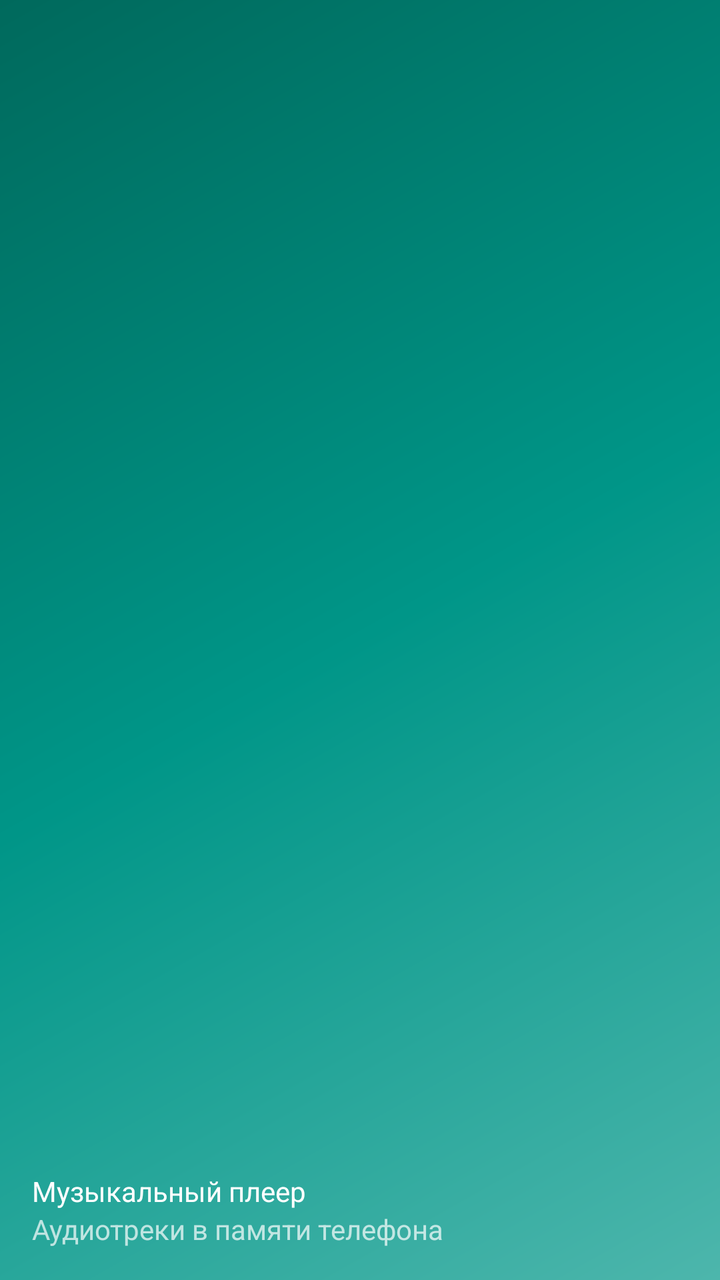
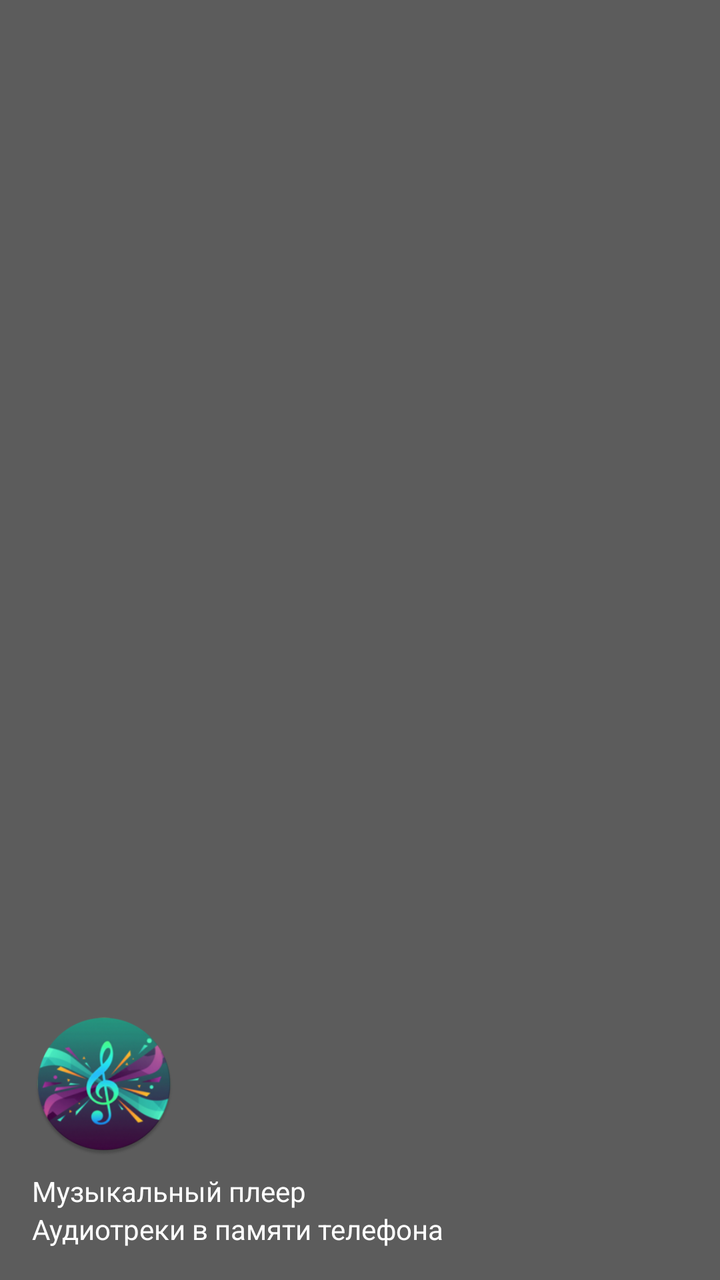

Screens rendered from an Android XML layout before and after an edit, with the pre-edit source and the edit as a unified diff.
<!-- AndroidManifest.xml: application theme Theme.MuzPleer -->
<!-- res/layout/nav_header_main.xml -->
<?xml version="1.0" encoding="utf-8"?>
<LinearLayout xmlns:android="http://schemas.android.com/apk/res/android"
    xmlns:app="http://schemas.android.com/apk/res-auto"
    android:layout_width="match_parent"
    android:layout_height="@dimen/nav_header_height"
    android:background="@drawable/side_nav_bar"
    android:gravity="bottom"
    android:orientation="vertical"
    android:paddingLeft="@dimen/activity_horizontal_margin"
    android:paddingTop="@dimen/activity_vertical_margin"
    android:paddingRight="@dimen/activity_horizontal_margin"
    android:paddingBottom="@dimen/activity_vertical_margin"
    android:theme="@style/ThemeOverlay.AppCompat.Dark">

    <ImageView
        android:id="@+id/imageView"
        android:layout_width="wrap_content"
        android:layout_height="wrap_content"
        android:contentDescription="@string/nav_header_desc"
        android:paddingTop="@dimen/nav_header_vertical_spacing"
        app:srcCompat="@mipmap/ic_launcher_round" />

    <TextView
        android:layout_width="match_parent"
        android:layout_height="wrap_content"
        android:paddingTop="@dimen/nav_header_vertical_spacing"
        android:text="@string/nav_header_title"
        android:textAppearance="@style/TextAppearance.AppCompat.Body1" />

    <TextView
        android:id="@+id/textView"
        android:layout_width="wrap_content"
        android:layout_height="wrap_content"
        android:text="@string/nav_header_subtitle" />
</LinearLayout>
<!-- resources referenced by this layout -->
<resources>
  <dimen name="activity_horizontal_margin">16dp</dimen>
  <dimen name="activity_vertical_margin">16dp</dimen>
  <dimen name="nav_header_height">176dp</dimen>
  <dimen name="nav_header_vertical_spacing">8dp</dimen>
  <!-- drawable side_nav_bar (drawable) -->
  <shape xmlns:android="http://schemas.android.com/apk/res/android"
      android:shape="rectangle">
      <gradient
          android:angle="135"
          android:centerColor="#009688"
          android:endColor="#00695C"
          android:startColor="#4DB6AC"
          android:type="linear" />
  </shape>
  <!-- mipmap ic_launcher_round (mipmap-anydpi-v26) -->
  <?xml version="1.0" encoding="utf-8"?>
  <adaptive-icon xmlns:android="http://schemas.android.com/apk/res/android">
      <background android:drawable="@drawable/ic_launcher_background"/>
      <foreground android:drawable="@mipmap/ic_launcher_foreground"/>
  </adaptive-icon>
  <string name="nav_header_desc">Navigation header</string>
  <string name="nav_header_subtitle">Аудиотреки в памяти телефона</string>
  <string name="nav_header_title">Музыкальный плеер</string>
  <style name="Theme.MuzPleer" parent="Theme.MaterialComponents.DayNight.DarkActionBar">
          
          <item name="colorPrimary">@color/purple_500</item>
          <item name="colorPrimaryVariant">@color/purple_700</item>
          <item name="colorOnPrimary">@color/white</item>
          
          <item name="colorSecondary">@color/teal_200</item>
          <item name="colorSecondaryVariant">@color/teal_700</item>
          <item name="colorOnSecondary">@color/black</item>
          
          <item name="android:statusBarColor">?attr/colorPrimaryVariant</item>
          
      </style>
  <!-- drawable ic_launcher_background: vector/xml drawable (drawable, 4866 chars, omitted) -->
  <color name="purple_500">#FF6200EE</color>
  <color name="purple_700">#FF3700B3</color>
  <color name="white">#FFFFFFFF</color>
  <color name="teal_200">#FF03DAC5</color>
  <color name="teal_700">#FF018786</color>
  <color name="black">#FF000000</color>
</resources>

<!-- the commit's change to res/layout/nav_header_main.xml (unified diff, before → after) -->
@@ -3,7 +3,7 @@
     xmlns:app="http://schemas.android.com/apk/res-auto"
     android:layout_width="match_parent"
     android:layout_height="@dimen/nav_header_height"
-    android:background="@drawable/side_nav_bar"
+    android:background="@color/colorPrimaryBlack"
     android:gravity="bottom"
     android:orientation="vertical"
     android:paddingLeft="@dimen/activity_horizontal_margin"
@@ -14,22 +14,23 @@
 
     <ImageView
         android:id="@+id/imageView"
-        android:layout_width="wrap_content"
-        android:layout_height="wrap_content"
+        android:layout_width="72dp"
+        android:layout_height="72dp"
         android:contentDescription="@string/nav_header_desc"
-        android:paddingTop="@dimen/nav_header_vertical_spacing"
-        app:srcCompat="@mipmap/ic_launcher_round" />
+        android:src="@drawable/ic_nav_header_logo" />
 
     <TextView
         android:layout_width="match_parent"
         android:layout_height="wrap_content"
         android:paddingTop="@dimen/nav_header_vertical_spacing"
         android:text="@string/nav_header_title"
-        android:textAppearance="@style/TextAppearance.AppCompat.Body1" />
+        android:textAppearance="@style/TextAppearance.AppCompat.Body1"
+        android:textColor="@color/white" />
 
     <TextView
         android:id="@+id/textView"
         android:layout_width="wrap_content"
         android:layout_height="wrap_content"
-        android:text="@string/nav_header_subtitle" />
+        android:text="@string/nav_header_subtitle"
+        android:textColor="@color/white" />
 </LinearLayout>
<!-- resource entries referenced after the edit -->
@@ -1,25 +1,11 @@
 <!-- resources referenced by this layout -->
 <resources>
+  <color name="colorPrimaryBlack">#5C5C5C</color>
   <dimen name="activity_horizontal_margin">16dp</dimen>
   <dimen name="activity_vertical_margin">16dp</dimen>
   <dimen name="nav_header_height">176dp</dimen>
   <dimen name="nav_header_vertical_spacing">8dp</dimen>
-  <!-- drawable side_nav_bar (drawable) -->
-  <shape xmlns:android="http://schemas.android.com/apk/res/android"
-      android:shape="rectangle">
-      <gradient
-          android:angle="135"
-          android:centerColor="#009688"
-          android:endColor="#00695C"
-          android:startColor="#4DB6AC"
-          android:type="linear" />
-  </shape>
-  <!-- mipmap ic_launcher_round (mipmap-anydpi-v26) -->
-  <?xml version="1.0" encoding="utf-8"?>
-  <adaptive-icon xmlns:android="http://schemas.android.com/apk/res/android">
-      <background android:drawable="@drawable/ic_launcher_background"/>
-      <foreground android:drawable="@mipmap/ic_launcher_foreground"/>
-  </adaptive-icon>
+  <!-- drawable ic_nav_header_logo: webp bitmap (drawable-nodpi, 31092 bytes) -->
   <string name="nav_header_desc">Navigation header</string>
   <string name="nav_header_subtitle">Аудиотреки в памяти телефона</string>
   <string name="nav_header_title">Музыкальный плеер</string>
@@ -36,7 +22,6 @@
           <item name="android:statusBarColor">?attr/colorPrimaryVariant</item>
           
       </style>
-  <!-- drawable ic_launcher_background: vector/xml drawable (drawable, 4866 chars, omitted) -->
   <color name="purple_500">#FF6200EE</color>
   <color name="purple_700">#FF3700B3</color>
   <color name="white">#FFFFFFFF</color>
